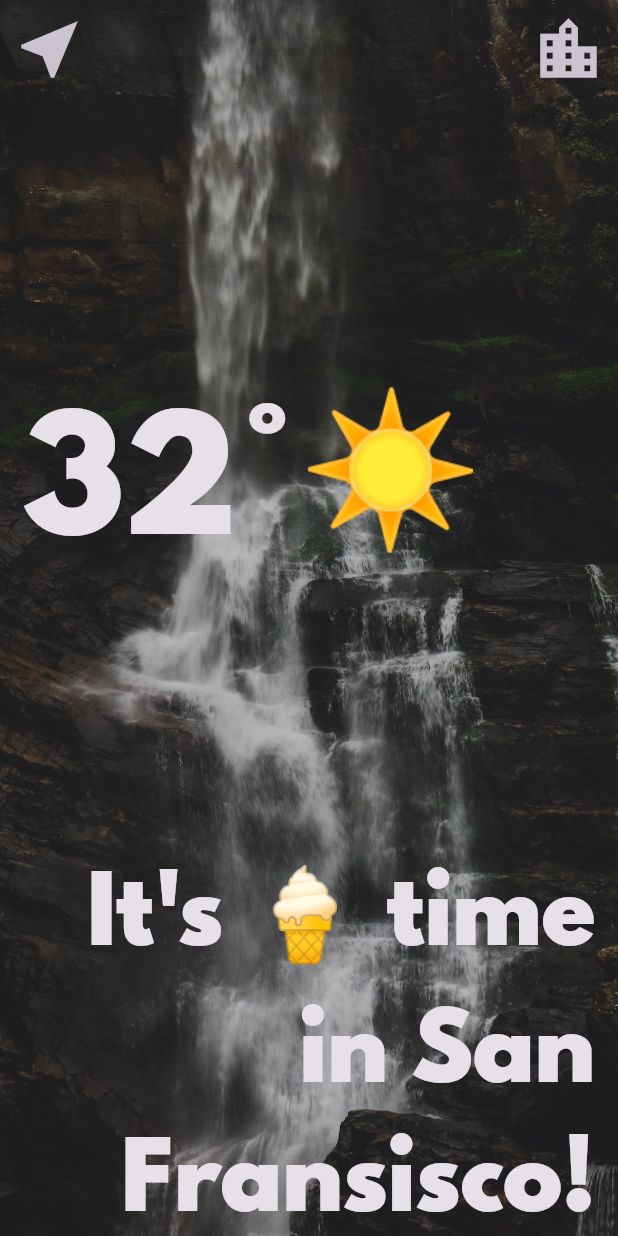
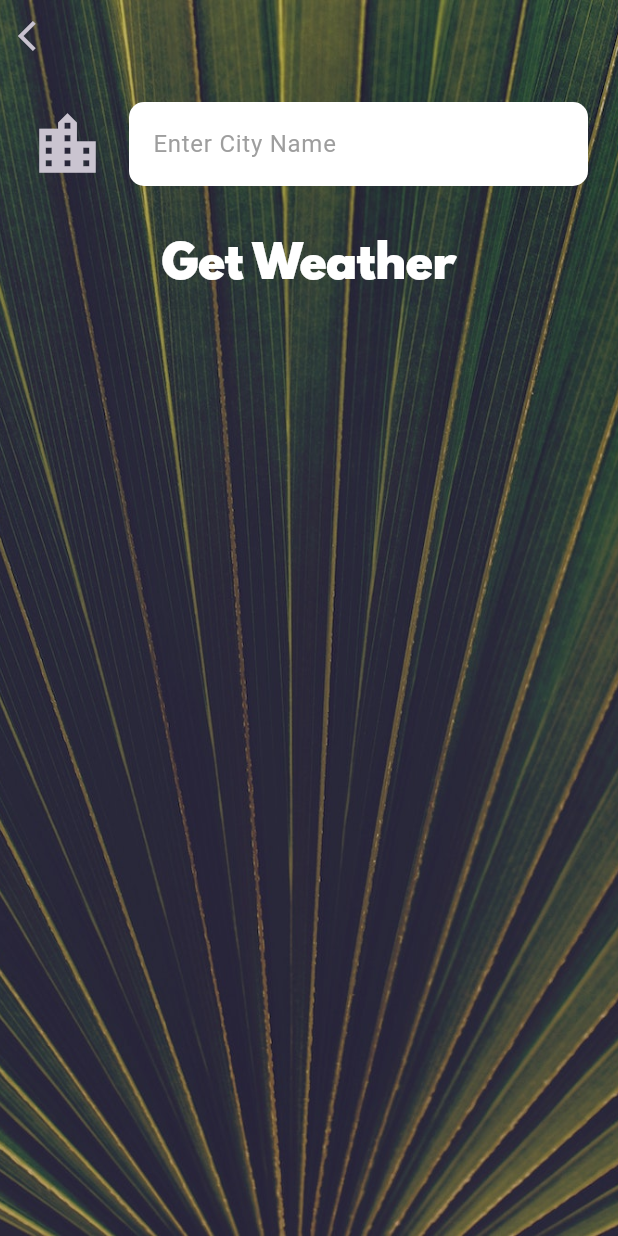
Before and after one commit to Jeff191997/clima, a Flutter app: the LocationScreen screen opened directly, after a tap on the "location city" icon, on a phone screen of 412 x 824 dp. Run offline on Flutter 3.47's test engine with Material 3 defaults, Android fonts, the phone set to English and light mode, and no system bars; our stand-ins replace flutter_spinkit, geolocator; network calls fail; statements that could not run were skipped.

Commit message:
[Finished]

```diff
--- a/lib/screens/city_screen.dart
+++ b/lib/screens/city_screen.dart
@@ -0,0 +1,65 @@
+import 'package:flutter/material.dart';
+import 'package:clima/utilities/constants.dart';
+
+class CityScreen extends StatefulWidget {
+  const CityScreen({super.key});
+
+  @override
+  State<CityScreen> createState() => _CityScreenState();
+}
+
+class _CityScreenState extends State<CityScreen> {
+  String? cityName;
+
+  @override
+  Widget build(BuildContext context) {
+    return Scaffold(
+      body: Container(
+        decoration: BoxDecoration(
+          image: DecorationImage(
+            image: AssetImage('images/city_background.jpg'),
+            fit: BoxFit.cover,
+          ),
+        ),
+        constraints: BoxConstraints.expand(),
+        child: SafeArea(
+          child: Column(
+            mainAxisAlignment: MainAxisAlignment.start,
+            children: <Widget>[
+              Align(
+                alignment: Alignment.topLeft,
+                child: IconButton(
+                  onPressed: () {
+                    Navigator.pop(context);
+                  },
+                  icon: Icon(Icons.arrow_back_ios),
+                ),
+              ),
+              Container(
+                padding: EdgeInsets.all(20),
+                child: TextField(
+                  style: TextStyle(
+                    color: Colors.black,
+                  ),
+                  decoration: kTextFieldInputDecoration,
+                  onChanged: (value) {
+                    cityName = value;
+                  },
+                ),
+              ),
+              TextButton(
+                onPressed: () {
+                  Navigator.pop(context, cityName);
+                },
+                child: Text(
+                  'Get Weather',
+                  style: kButtonTextStyle,
+                ),
+              )
+            ],
+          ),
+        ),
+      ),
+    );
+  }
+}
--- a/lib/screens/location_screen.dart
+++ b/lib/screens/location_screen.dart
@@ -1,12 +1,46 @@
 import 'package:clima/utilities/constants.dart';
 import 'package:flutter/material.dart';
+import 'package:clima/services/weather.dart';
+import 'package:clima/screens/city_screen.dart';
 
 class LocationScreen extends StatefulWidget {
+  LocationScreen({this.locationWeather});
+
+  final locationWeather;
   @override
   State<LocationScreen> createState() => _LocationScreenState();
 }
 
 class _LocationScreenState extends State<LocationScreen> {
+  WeatherModel weather = WeatherModel();
+  late int temperature;
+  String? weatherIcon;
+  String? cityName;
+  String? weatherMessage;
+
+  @override
+  void initState() {
+    // TODO: implement initState
+    super.initState();
+    updateUI(widget.locationWeather);
+  }
+
+  void updateUI(dynamic locationWeather) {
+    setState(() {
+      if (locationWeather == null) {
+        temperature = 0;
+        weatherIcon = 'Error';
+        cityName = '';
+      }
+      var condition = locationWeather['weather'][0]['id'];
+      weatherIcon = weather.getWeatherIcon(condition);
+      double temp = locationWeather['main']['temp'];
+      temperature = temp.toInt();
+      weatherMessage = weather.getMessage(temperature);
+      cityName = locationWeather['name'];
+    });
+  }
+
   @override
   Widget build(BuildContext context) {
     return Scaffold(
@@ -28,14 +62,28 @@ class _LocationScreenState extends State<LocationScreen> {
                 mainAxisAlignment: MainAxisAlignment.spaceBetween,
                 children: <Widget>[
                   IconButton(
-                    onPressed: () {},
+                    onPressed: () async {
+                      var weatherData = await weather.getLocationWeather();
+                      updateUI(weatherData);
+                    },
                     icon: const Icon(
                       Icons.near_me,
                       size: 50.0,
                     ),
                   ),
                   IconButton(
-                    onPressed: () {},
+                    onPressed: () async {
+                      var typedName = await Navigator.push(
+                        context,
+                        MaterialPageRoute(builder: (context) {
+                          return CityScreen();
+                        }),
+                      );
+                      if (typedName != null) {
+                        var weatherData = await weather.getCityWeather(typedName);
+                        updateUI(weatherData);
+                      }
+                    },
                     icon: const Icon(
                       Icons.location_city,
                       size: 50.0,
@@ -48,11 +96,11 @@ class _LocationScreenState extends State<LocationScreen> {
                 child: Row(
                   children: <Widget>[
                     Text(
-                      '32°',
+                      '$temperature°',
                       style: kTempStyle,
                     ),
                     Text(
-                      '☀️',
+                      weatherIcon!,
                       style: kConditionTextStyle,
                     ),
                   ],
@@ -61,7 +109,7 @@ class _LocationScreenState extends State<LocationScreen> {
               Padding(
                 padding: EdgeInsets.only(right: 15),
                 child: Text(
-                  'It\'s 🍦 time in San Fransisco!',
+                  '$weatherMessage in $cityName',
                   textAlign: TextAlign.right,
                   style: kMessageTextStyle,
                 ),
--- a/lib/utilities/constants.dart
+++ b/lib/utilities/constants.dart
@@ -1,4 +1,6 @@
 import 'package:flutter/material.dart';
+
+const apiKey = 'f90d2213c98e1bccdd668ca7859f0343';
 
 const kTempStyle = TextStyle(
   fontFamily: 'Spartan MB',
@@ -13,8 +15,23 @@ const kMessageTextStyle = TextStyle(
 const kButtonTextStyle = TextStyle(
   fontSize: 30.0,
   fontFamily: 'Spartan MB',
+  color: Colors.white,
 );
 
 const kConditionTextStyle = TextStyle(
   fontSize: 100.0,
 );
+
+InputDecoration kTextFieldInputDecoration = InputDecoration(
+  filled: true,
+  fillColor: Colors.white,
+  border: OutlineInputBorder(borderRadius: BorderRadius.circular(10), borderSide: BorderSide.none),
+  icon: Icon(
+    Icons.location_city,
+    size: 50,
+  ),
+  hintText: 'Enter City Name',
+  hintStyle: TextStyle(
+    color: Colors.grey,
+  ),
+);
```
Also changed, not shown: lib/screens/loading_screen.dart (+5 -22 lines), lib/services/weather.dart (+57 -0 lines).
